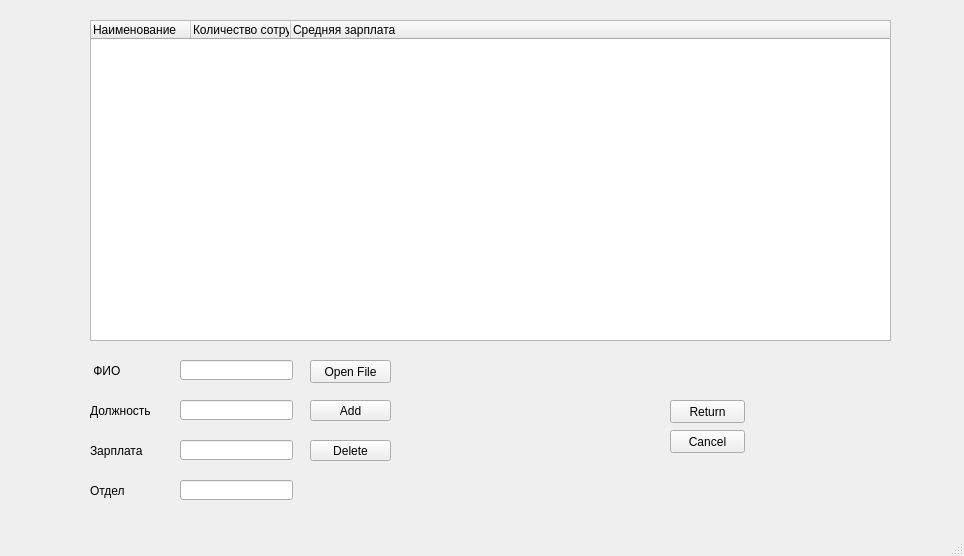
ShayhMaksim/Tree2, file mainwindow.ui: the form before one commit.
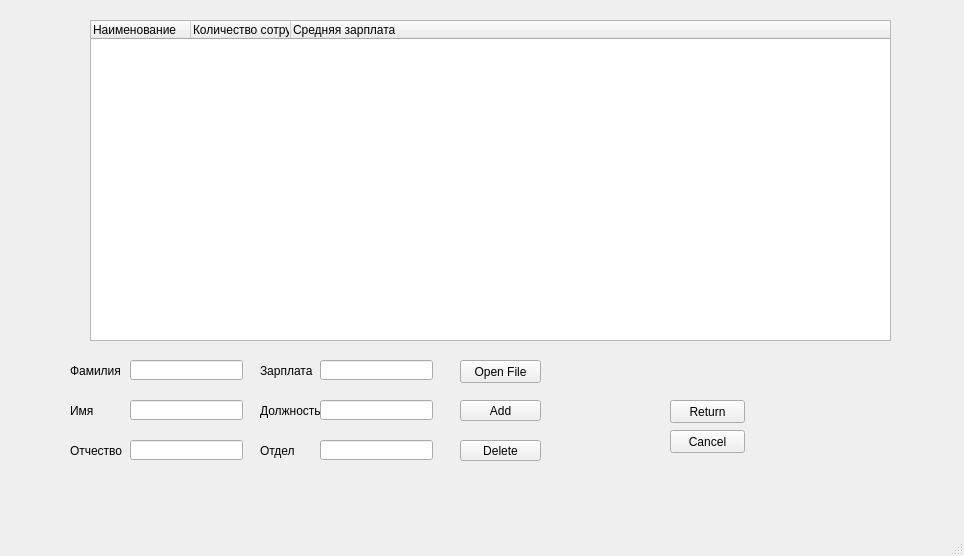
The form after the commit.

```diff
--- a/mainwindow.ui
+++ b/mainwindow.ui
@@ -42,7 +42,7 @@
    <widget class="QLineEdit" name="lineEdit">
     <property name="geometry">
      <rect>
-      <x>180</x>
+      <x>130</x>
       <y>360</y>
       <width>113</width>
       <height>20</height>
@@ -52,8 +52,8 @@
    <widget class="QLineEdit" name="lineEdit_2">
     <property name="geometry">
      <rect>
-      <x>180</x>
-      <y>400</y>
+      <x>320</x>
+      <y>440</y>
       <width>113</width>
       <height>20</height>
      </rect>
@@ -62,8 +62,8 @@
    <widget class="QLineEdit" name="lineEdit_3">
     <property name="geometry">
      <rect>
-      <x>180</x>
-      <y>440</y>
+      <x>320</x>
+      <y>400</y>
       <width>113</width>
       <height>20</height>
      </rect>
@@ -72,9 +72,9 @@
    <widget class="QLabel" name="label">
     <property name="geometry">
      <rect>
-      <x>90</x>
+      <x>70</x>
       <y>360</y>
-      <width>91</width>
+      <width>61</width>
       <height>21</height>
      </rect>
     </property>
@@ -82,15 +82,15 @@
      <enum>Qt::RightToLeft</enum>
     </property>
     <property name="text">
-     <string> ФИО</string>
+     <string>Фамилия</string>
     </property>
    </widget>
    <widget class="QLabel" name="label_2">
     <property name="geometry">
      <rect>
-      <x>90</x>
+      <x>260</x>
       <y>400</y>
-      <width>91</width>
+      <width>61</width>
       <height>21</height>
      </rect>
     </property>
@@ -107,9 +107,9 @@
    <widget class="QLabel" name="label_3">
     <property name="geometry">
      <rect>
-      <x>90</x>
-      <y>440</y>
-      <width>91</width>
+      <x>260</x>
+      <y>360</y>
+      <width>61</width>
       <height>21</height>
      </rect>
     </property>
@@ -126,7 +126,7 @@
    <widget class="QPushButton" name="pushButton">
     <property name="geometry">
      <rect>
-      <x>310</x>
+      <x>460</x>
       <y>400</y>
       <width>81</width>
       <height>21</height>
@@ -139,7 +139,7 @@
    <widget class="QPushButton" name="pushButton_2">
     <property name="geometry">
      <rect>
-      <x>310</x>
+      <x>460</x>
       <y>440</y>
       <width>81</width>
       <height>21</height>
@@ -178,8 +178,8 @@
    <widget class="QLineEdit" name="lineEdit_4">
     <property name="geometry">
      <rect>
-      <x>180</x>
-      <y>480</y>
+      <x>320</x>
+      <y>360</y>
       <width>113</width>
       <height>20</height>
      </rect>
@@ -188,9 +188,9 @@
    <widget class="QLabel" name="label_4">
     <property name="geometry">
      <rect>
-      <x>90</x>
-      <y>480</y>
-      <width>91</width>
+      <x>260</x>
+      <y>440</y>
+      <width>61</width>
       <height>21</height>
      </rect>
     </property>
@@ -207,7 +207,7 @@
    <widget class="QPushButton" name="pushButton_5">
     <property name="geometry">
      <rect>
-      <x>310</x>
+      <x>460</x>
       <y>360</y>
       <width>81</width>
       <height>23</height>
@@ -220,7 +220,7 @@
    <widget class="QLabel" name="label_5">
     <property name="geometry">
      <rect>
-      <x>390</x>
+      <x>550</x>
       <y>360</y>
       <width>81</width>
       <height>21</height>
@@ -230,6 +230,58 @@
      <string/>
     </property>
    </widget>
+   <widget class="QLineEdit" name="lineEdit_5">
+    <property name="geometry">
+     <rect>
+      <x>130</x>
+      <y>400</y>
+      <width>113</width>
+      <height>20</height>
+     </rect>
+    </property>
+   </widget>
+   <widget class="QLineEdit" name="lineEdit_6">
+    <property name="geometry">
+     <rect>
+      <x>130</x>
+      <y>440</y>
+      <width>113</width>
+      <height>20</height>
+     </rect>
+    </property>
+   </widget>
+   <widget class="QLabel" name="label_6">
+    <property name="geometry">
+     <rect>
+      <x>70</x>
+      <y>400</y>
+      <width>61</width>
+      <height>21</height>
+     </rect>
+    </property>
+    <property name="layoutDirection">
+     <enum>Qt::RightToLeft</enum>
+    </property>
+    <property name="text">
+     <string>Имя</string>
+    </property>
+   </widget>
+   <widget class="QLabel" name="label_7">
+    <property name="geometry">
+     <rect>
+      <x>70</x>
+      <y>440</y>
+      <width>61</width>
+      <height>21</height>
+     </rect>
+    </property>
+    <property name="layoutDirection">
+     <enum>Qt::RightToLeft</enum>
+    </property>
+    <property name="text">
+     <string>Отчество</string>
+    </property>
+   </widget>
   </widget>
   <widget class="QMenuBar" name="menubar">
    <property name="geometry">
```
Left out of the diff: 2 changed lines with no effect on the pictures.
